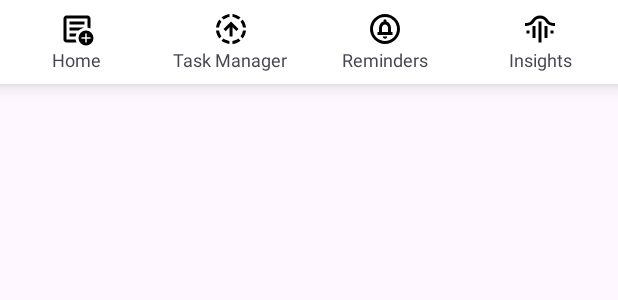
After one commit to Rakeshsingh9136/NoteApp, an Android app: the layout bottom_menu.xml on its own in the app's theme, with its tools: preview values and no code run, on a phone screen of 412 x 824 dp. The commit adds this screen. Shown: the top 300 px of the screen. Run offline under Robolectric (Android 15) with nearby library versions, the phone set to English and light mode, and no system bars.

Commit message:
main menu is done

```diff
--- a/app/src/main/res/layout/activity_main.xml
+++ b/app/src/main/res/layout/activity_main.xml
@@ -20,5 +20,4 @@
         app:layout_constraintStart_toStartOf="parent"
         app:layout_constraintEnd_toEndOf="parent" />
 
-
 </androidx.constraintlayout.widget.ConstraintLayout>
--- /dev/null
+++ b/app/src/main/res/layout/bottom_menu.xml
@@ -0,0 +1,99 @@
+<?xml version="1.0" encoding="utf-8"?>
+<LinearLayout xmlns:android="http://schemas.android.com/apk/res/android"
+    xmlns:tools="http://schemas.android.com/tools"
+    android:id="@+id/mainLayout"
+    android:layout_width="match_parent"
+    android:layout_height="match_parent"
+    android:orientation="vertical">
+    <!-- Bottom Navigation Menu -->
+    <LinearLayout
+        android:id="@+id/bottomMenu"
+        android:layout_width="match_parent"
+        android:layout_height="56dp"
+        android:orientation="horizontal"
+        android:background="@color/white"
+        android:weightSum="4"
+        android:elevation="8dp">
+
+        <LinearLayout
+            android:id="@+id/menuHome"
+            android:layout_width="0dp"
+            android:layout_height="match_parent"
+            android:layout_weight="1"
+            android:gravity="center"
+            android:orientation="vertical">
+
+            <ImageView
+                android:layout_width="24dp"
+                android:layout_height="24dp"
+                android:src="@drawable/add_notes" />
+
+            <TextView
+                android:layout_width="wrap_content"
+                android:layout_height="wrap_content"
+                android:text="Home"
+                android:textSize="12sp" />
+        </LinearLayout>
+
+        <LinearLayout
+            android:id="@+id/menuSearch"
+            android:layout_width="0dp"
+            android:layout_height="match_parent"
+            android:layout_weight="1"
+            android:gravity="center"
+            android:orientation="vertical">
+
+            <ImageView
+                android:layout_width="24dp"
+                android:layout_height="24dp"
+                android:src="@drawable/extract_icon" />
+
+            <TextView
+                android:layout_width="wrap_content"
+                android:layout_height="wrap_content"
+                android:text="Task Manager"
+                android:textSize="12sp" />
+        </LinearLayout>
+
+        <LinearLayout
+            android:id="@+id/menuNotifications"
+            android:layout_width="0dp"
+            android:layout_height="match_parent"
+            android:layout_weight="1"
+            android:gravity="center"
+            android:orientation="vertical">
+
+            <ImageView
+                android:layout_width="24dp"
+                android:layout_height="24dp"
+                android:src="@drawable/reminder_icon" />
+
+            <TextView
+                android:layout_width="wrap_content"
+                android:layout_height="wrap_content"
+                android:text="Reminders"
+                android:textSize="12sp" />
+        </LinearLayout>
+
+        <LinearLayout
+            android:id="@+id/menuProfile"
+            android:layout_width="0dp"
+            android:layout_height="match_parent"
+            android:layout_weight="1"
+            android:gravity="center"
+            android:orientation="vertical">
+
+            <ImageView
+                android:layout_width="24dp"
+                android:layout_height="24dp"
+                android:src="@drawable/insights_con" />
+
+            <TextView
+                android:layout_width="wrap_content"
+                android:layout_height="wrap_content"
+                android:text="Insights"
+                android:textSize="12sp" />
+        </LinearLayout>
+
+    </LinearLayout>
+</LinearLayout>
--- a/app/src/main/res/layout/fragment_main_menu.xml
+++ b/app/src/main/res/layout/fragment_main_menu.xml
@@ -40,6 +40,7 @@
                 android:background="@drawable/background_icon1"
                 android:text="@string/note"
                 android:padding="8dp"
+                android:id="@+id/NoteId"
                 android:textStyle="bold"
                 android:drawableStart="@drawable/add_notes"
                 android:drawablePadding="8dp"
@@ -55,6 +56,7 @@
                 android:padding="8dp"
                 android:text="@string/task"
                 android:textStyle="bold"
+                android:id="@+id/TaskId"
                 android:background="@drawable/background_icon1"
                 android:drawableStart="@drawable/extract_icon"
                 android:drawablePadding="8dp"
@@ -76,6 +78,7 @@
                 android:padding="8dp"
                 android:textStyle="bold"
                 android:text="@string/reminders"
+                android:id="@+id/ReminderID"
                 android:background="@drawable/background_icon1"
                 android:drawableStart="@drawable/reminder_icon"
                 android:drawablePadding="8dp"
@@ -91,6 +94,7 @@
                 android:padding="8dp"
                 android:textStyle="bold"
                 android:text="@string/insights"
+                android:id="@+id/InsightsId"
                 android:background="@drawable/background_icon1"
                 android:drawableStart="@drawable/insights_con"
                 android:drawablePadding="8dp"
@@ -101,4 +105,5 @@
 
     </LinearLayout>
 
+
 </LinearLayout>
```
Also changed, not shown: app/src/main/java/com/knowledge/newapp/ui/framgment/MainMenu.java (+13 -1 lines), app/src/main/res/layout/fragment_note.xml (+5 -7 lines), app/src/main/res/layout/fragment_reminder.xml (+5 -7 lines), app/src/main/res/layout/fragment_task_manager.xml (+6 -7 lines).
